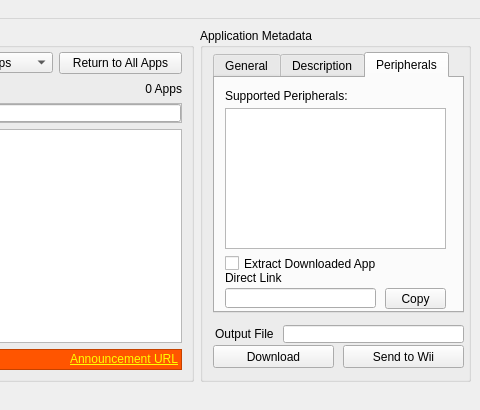
The window that gui/united.ui (dhtdht020/osc-dl) describes before a commit, drawn with Qt 5; both pictures show x 420 to 900 and y 0 to 410 of the 900 by 410 pixel window.
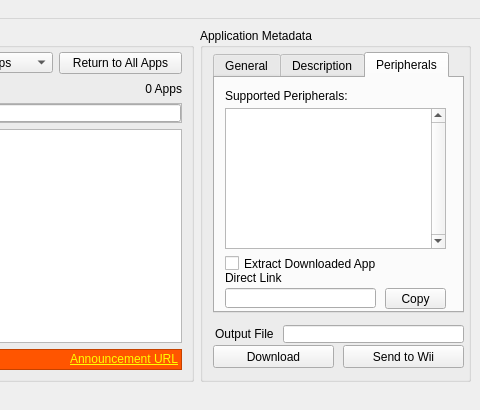
The same window after the commit. The open tabs and pages were chosen to show the change.

The edit to the form file:
```diff
--- a/gui/united.ui
+++ b/gui/united.ui
@@ -894,7 +894,7 @@
              </rect>
             </property>
             <property name="verticalScrollBarPolicy">
-             <enum>Qt::ScrollBarAlwaysOff</enum>
+             <enum>Qt::ScrollBarAlwaysOn</enum>
             </property>
             <property name="horizontalScrollBarPolicy">
              <enum>Qt::ScrollBarAlwaysOff</enum>
@@ -902,17 +902,17 @@
             <property name="dragDropMode">
              <enum>QAbstractItemView::NoDragDrop</enum>
             </property>
+            <property name="iconSize">
+             <size>
+              <width>30</width>
+              <height>30</height>
+             </size>
+            </property>
             <property name="movement">
              <enum>QListView::Static</enum>
             </property>
-            <property name="gridSize">
-             <size>
-              <width>65</width>
-              <height>65</height>
-             </size>
-            </property>
             <property name="viewMode">
-             <enum>QListView::IconMode</enum>
+             <enum>QListView::ListMode</enum>
             </property>
             <property name="wordWrap">
              <bool>true</bool>
```
Left out of the diff: 18 changed lines with no effect on the pictures.
